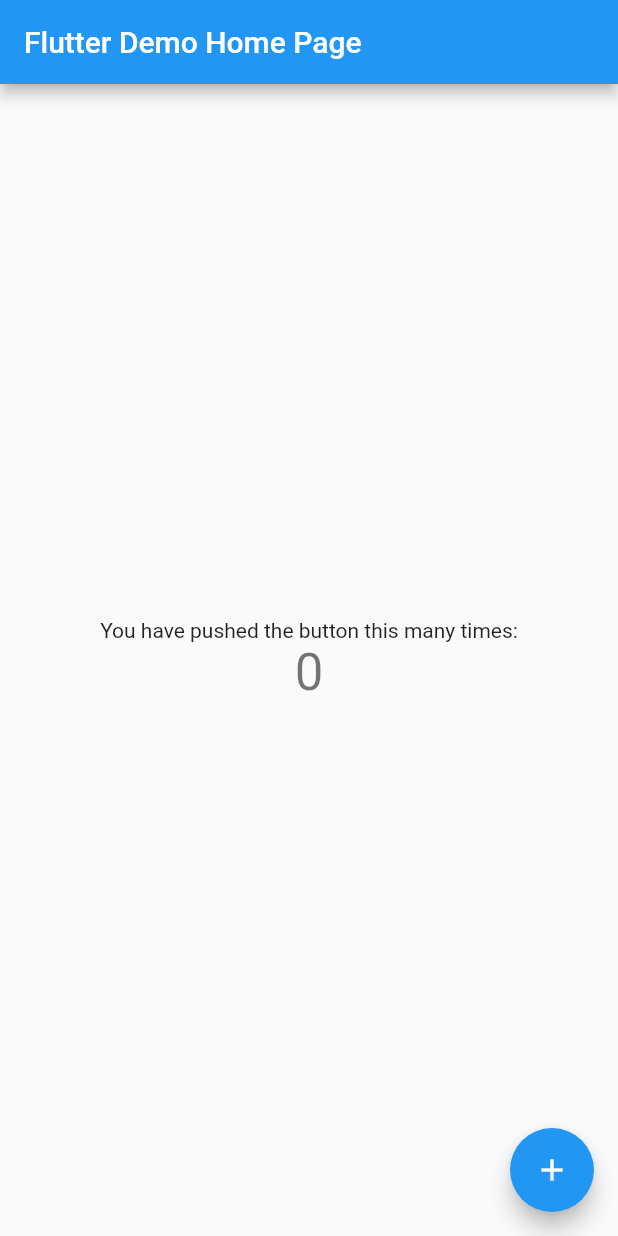
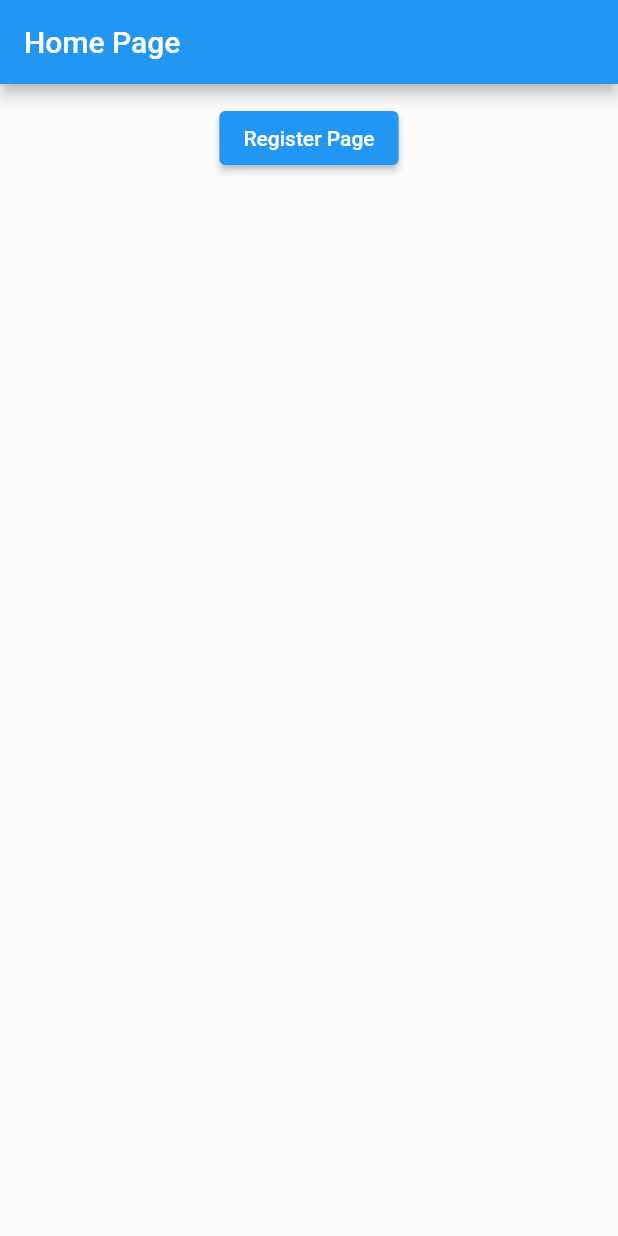
Before and after one commit to amithreddy258/ayurvedic, a Flutter app: the screen it shows after launch, on a phone screen of 412 x 824 dp. Run offline on Flutter 3.47's test engine with Material 2 defaults, Android fonts, the phone set to English and light mode, and no system bars.

```diff
--- a/lib/main.dart
+++ b/lib/main.dart
@@ -1,3 +1,4 @@
+import 'package:ayurvedic/registerpage.dart';
 import 'package:flutter/material.dart';
 
 void main() {
@@ -13,18 +14,9 @@ class MyApp extends StatelessWidget {
     return MaterialApp(
       title: 'Flutter Demo',
       theme: ThemeData(
-        // This is the theme of your application.
-        //
-        // Try running your application with "flutter run". You'll see the
-        // application has a blue toolbar. Then, without quitting the app, try
-        // changing the primarySwatch below to Colors.green and then invoke
-        // "hot reload" (press "r" in the console where you ran "flutter run",
-        // or simply save your changes to "hot reload" in a Flutter IDE).
-        // Notice that the counter didn't reset back to zero; the application
-        // is not restarted.
         primarySwatch: Colors.blue,
       ),
-      home: const MyHomePage(title: 'Flutter Demo Home Page'),
+      home: const MyHomePage(title: 'Home Page'),
     );
   }
 }
@@ -32,17 +24,7 @@ class MyApp extends StatelessWidget {
 class MyHomePage extends StatefulWidget {
   const MyHomePage({super.key, required this.title});
 
-  // This widget is the home page of your application. It is stateful, meaning
-  // that it has a State object (defined below) that contains fields that affect
-  // how it looks.
-
-  // This class is the configuration for the state. It holds the values (in this
-  // case the title) provided by the parent (in this case the App widget) and
-  // used by the build method of the State. Fields in a Widget subclass are
-  // always marked "final".
-
   final String title;
-
   @override
   State<MyHomePage> createState() => _MyHomePageState();
 }
@@ -52,64 +34,33 @@ class _MyHomePageState extends State<MyHomePage> {
 
   void _incrementCounter() {
     setState(() {
-      // This call to setState tells the Flutter framework that something has
-      // changed in this State, which causes it to rerun the build method below
-      // so that the display can reflect the updated values. If we changed
-      // _counter without calling setState(), then the build method would not be
-      // called again, and so nothing would appear to happen.
       _counter++;
     });
   }
 
   @override
   Widget build(BuildContext context) {
-    // This method is rerun every time setState is called, for instance as done
-    // by the _incrementCounter method above.
-    //
-    // The Flutter framework has been optimized to make rerunning build methods
-    // fast, so that you can just rebuild anything that needs updating rather
-    // than having to individually change instances of widgets.
     return Scaffold(
       appBar: AppBar(
-        // Here we take the value from the MyHomePage object that was created by
-        // the App.build method, and use it to set our appbar title.
         title: Text(widget.title),
       ),
       body: Center(
-        // Center is a layout widget. It takes a single child and positions it
-        // in the middle of the parent.
         child: Column(
-          // Column is also a layout widget. It takes a list of children and
-          // arranges them vertically. By default, it sizes itself to fit its
-          // children horizontally, and tries to be as tall as its parent.
-          //
-          // Invoke "debug painting" (press "p" in the console, choose the
-          // "Toggle Debug Paint" action from the Flutter Inspector in Android
-          // Studio, or the "Toggle Debug Paint" command in Visual Studio Code)
-          // to see the wireframe for each widget.
-          //
-          // Column has various properties to control how it sizes itself and
-          // how it positions its children. Here we use mainAxisAlignment to
-          // center the children vertically; the main axis here is the vertical
-          // axis because Columns are vertical (the cross axis would be
-          // horizontal).
-          mainAxisAlignment: MainAxisAlignment.center,
-          children: <Widget>[
-            const Text(
-              'You have pushed the button this many times:',
-            ),
-            Text(
-              '$_counter',
-              style: Theme.of(context).textTheme.headlineMedium,
-            ),
+          children: [
+            Padding(
+              padding: EdgeInsets.all(12),
+              child: ElevatedButton(
+                  onPressed: () {
+                    Navigator.push(context,
+                        MaterialPageRoute(builder: (context) {
+                      return registerPage();
+                    }));
+                  },
+                  child: Text('Register Page')),
+            )
           ],
         ),
       ),
-      floatingActionButton: FloatingActionButton(
-        onPressed: _incrementCounter,
-        tooltip: 'Increment',
-        child: const Icon(Icons.add),
-      ), // This trailing comma makes auto-formatting nicer for build methods.
     );
   }
 }
```
Also changed, not shown: lib/registerpage.dart (added, +87 -0 lines).
